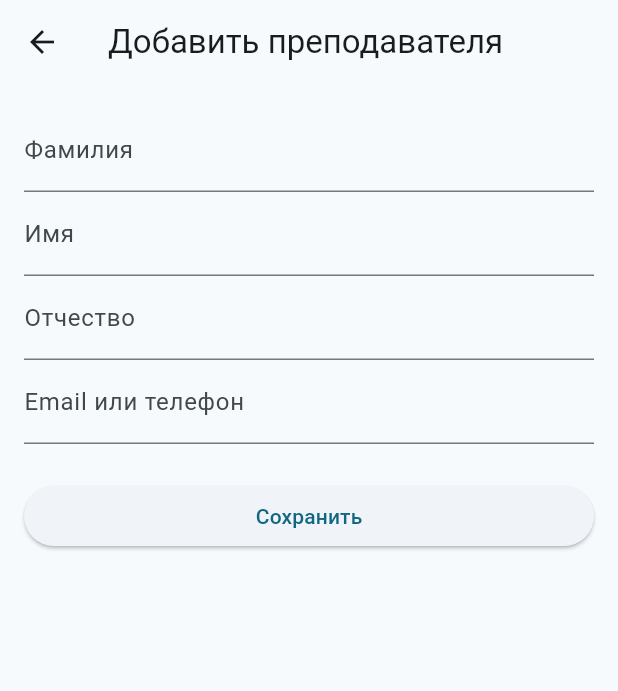
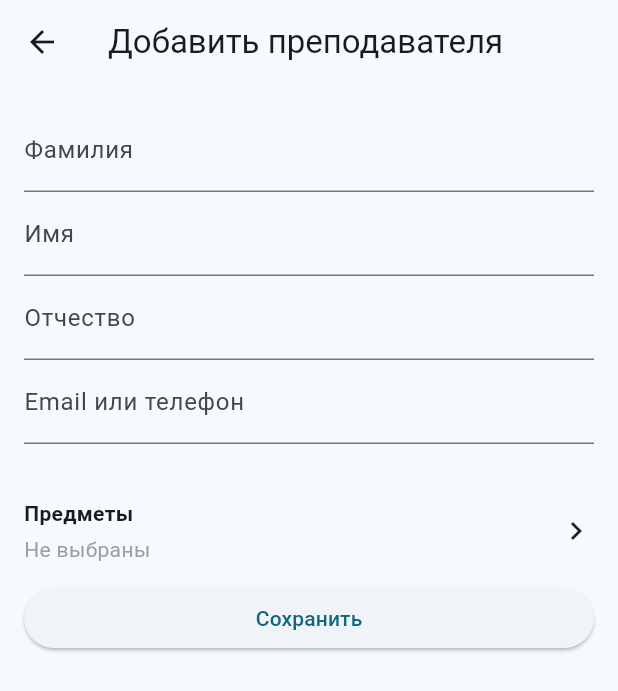
Before and after one commit to Sovetzhan/smart_sabaq, a Flutter app: the screen it shows after launch, after a tap on the "add" icon, on a phone screen of 412 x 824 dp. Shown: the top 691 px of the screen. Run offline on Flutter 3.47's test engine with Material 3 defaults, Android fonts, the phone set to English and light mode, and no system bars; our stand-ins replace cloud_firestore, firebase_core; accounts and stored records are empty.

Commit message:
Add subject selection flow to teacher creation

```diff
--- a/lib/main.dart
+++ b/lib/main.dart
@@ -1,16 +1,22 @@
 import 'package:flutter/material.dart';
 import 'package:firebase_core/firebase_core.dart';
 
+import 'firebase_options.dart';
 import 'screens/teachers/teachers_screen.dart';
 
 // ⚠️ временно. потом будет из авторизации
 //const String schoolId = 'school_001';
 
+
+
 void main() async {
   WidgetsFlutterBinding.ensureInitialized();
-  await Firebase.initializeApp();
+  await Firebase.initializeApp(
+    options: DefaultFirebaseOptions.currentPlatform,
+  );
   runApp(const AdminApp());
 }
+
 
 class AdminApp extends StatelessWidget {
   const AdminApp({super.key});
--- a/lib/models/class_model.dart
+++ b/lib/models/class_model.dart
@@ -1,3 +1,5 @@
+import 'package:cloud_firestore/cloud_firestore.dart';
+
 class SchoolClass {
   final String id;
   final String schoolId;
@@ -22,7 +24,7 @@ class SchoolClass {
       name: data['name'],
       language: data['language'],
       classTeacherId: data['classTeacherId'],
-      createdAt: DateTime.parse(data['createdAt']),
+      createdAt: (data['createdAt'] as Timestamp).toDate(),
     );
   }
 
--- a/lib/models/subject_model.dart
+++ b/lib/models/subject_model.dart
@@ -1,3 +1,5 @@
+import 'package:cloud_firestore/cloud_firestore.dart';
+
 class Subject {
   final String id;
   final String schoolId;
@@ -16,9 +18,10 @@ class Subject {
       id: id,
       schoolId: data['schoolId'],
       name: data['name'],
-      createdAt: DateTime.parse(data['createdAt']),
+      createdAt: (data['createdAt'] as Timestamp).toDate(),
     );
   }
+
 
   Map<String, dynamic> toMap() {
     return {
--- a/lib/screens/teachers/add_teacher_screen.dart
+++ b/lib/screens/teachers/add_teacher_screen.dart
@@ -2,6 +2,8 @@ import 'package:flutter/material.dart';
 import '../../app_config.dart';
 import '../../models/teacher.dart';
 import '../../services/teacher_service.dart';
+import '../../services/subject_service.dart';
+import '../subjects/subject_select_screen.dart';
 
 class AddTeacherScreen extends StatefulWidget {
   @override
@@ -10,15 +12,26 @@ class AddTeacherScreen extends StatefulWidget {
 
 class _AddTeacherScreenState extends State<AddTeacherScreen> {
   final _formKey = GlobalKey<FormState>();
-  final _service = TeacherService();
+  final _teacherService = TeacherService();
+  final _subjectService = SubjectService();
 
   final _lastName = TextEditingController();
   final _firstName = TextEditingController();
   final _middleName = TextEditingController();
   final _login = TextEditingController();
 
+  /// Храним ТОЛЬКО id предметов
+  List<String> _selectedSubjectIds = [];
+
   Future<void> _save() async {
     if (!_formKey.currentState!.validate()) return;
+
+    if (_selectedSubjectIds.isEmpty) {
+      ScaffoldMessenger.of(context).showSnackBar(
+        const SnackBar(content: Text('Выберите хотя бы один предмет')),
+      );
+      return;
+    }
 
     final teacher = Teacher(
       id: '',
@@ -27,11 +40,27 @@ class _AddTeacherScreenState extends State<AddTeacherScreen> {
       firstName: _firstName.text.trim(),
       middleName: _middleName.text.trim(),
       login: _login.text.trim(),
-      subjectIds: [],
+      subjectIds: _selectedSubjectIds,
     );
 
-    await _service.addTeacher(teacher);
+    await _teacherService.addTeacher(teacher);
     Navigator.pop(context);
+  }
+
+  Future<void> _openSubjectSelector() async {
+    final result = await Navigator.push<List<String>>(
+      context,
+      MaterialPageRoute(
+        builder: (_) => SubjectSelectScreen(
+          schoolId: schoolId,
+          selected: _selectedSubjectIds,
+        ),
+      ),
+    );
+
+    if (result != null) {
+      setState(() => _selectedSubjectIds = result);
+    }
   }
 
   @override
@@ -60,15 +89,48 @@ class _AddTeacherScreenState extends State<AddTeacherScreen> {
               ),
               TextFormField(
                 controller: _login,
-                decoration:
-                const InputDecoration(labelText: 'Email или телефон'),
+                decoration: const InputDecoration(
+                  labelText: 'Email или телефон',
+                ),
                 validator: (v) => v!.isEmpty ? 'Обязательно' : null,
               ),
+
               const SizedBox(height: 24),
-              ElevatedButton(
-                onPressed: _save,
-                child: const Text('Сохранить'),
+
+              InkWell(
+                onTap: _openSubjectSelector,
+                child: Padding(
+                  padding: const EdgeInsets.symmetric(vertical: 12),
+                  child: Row(
+                    children: [
+                      Expanded(
+                        child: Column(
+                          crossAxisAlignment: CrossAxisAlignment.start,
+                          children: [
+                            const Text(
+                              'Предметы',
+                              style: TextStyle(fontWeight: FontWeight.bold),
+                            ),
+                            const SizedBox(height: 4),
+                            Text(
+                              _selectedSubjectIds.isEmpty
+                                  ? 'Не выбраны'
+                                  : 'Выбрано: ${_selectedSubjectIds.length}',
+                              style: TextStyle(
+                                color: _selectedSubjectIds.isEmpty
+                                    ? Colors.grey
+                                    : Theme.of(context).colorScheme.primary,
+                              ),
+                            ),
+                          ],
+                        ),
+                      ),
+                      const Icon(Icons.chevron_right),
+                    ],
+                  ),
+                ),
               ),
+              ElevatedButton(onPressed: _save, child: const Text('Сохранить')),
             ],
           ),
         ),
--- a/lib/services/subject_service.dart
+++ b/lib/services/subject_service.dart
@@ -36,8 +36,9 @@ class SubjectService {
       'schoolId': schoolId,
       'name': name,
       'normalizedName': normalizedName,
-      'createdAt': DateTime.now().toIso8601String(),
+      'createdAt': FieldValue.serverTimestamp(),
     });
+
   }
 
   Stream<List<Subject>> watchSubjects(String schoolId) {
```
Also changed, not shown: lib/screens/subjects/subject_list_screen.dart (added, +99 -0 lines), lib/screens/subjects/subject_select_screen.dart (added, +156 -0 lines).
